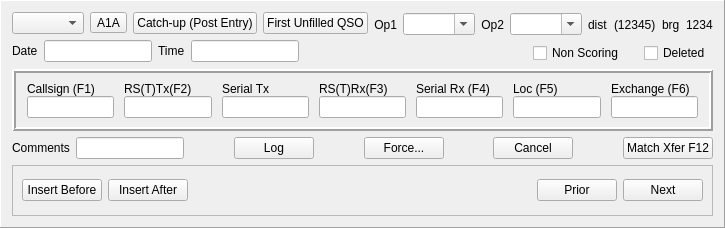
Qt form mqt/MqtLogger/qsologframe.ui (zsteva/backup-minos2) before a commit.
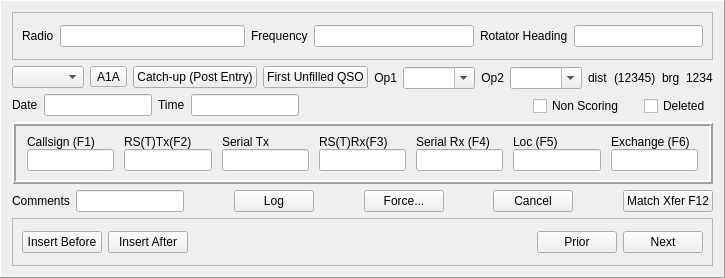
The same form after that commit.

Commit message: Preserve rig, frequency and rotator heading in the minos log

What changed in the file:
```diff
--- a/mqt/MqtLogger/qsologframe.ui
+++ b/mqt/MqtLogger/qsologframe.ui
@@ -7,7 +7,7 @@
     <x>0</x>
     <y>0</y>
     <width>690</width>
-    <height>228</height>
+    <height>278</height>
    </rect>
   </property>
   <property name="windowTitle">
@@ -23,6 +23,60 @@
    <number>1</number>
   </property>
   <layout class="QVBoxLayout" name="verticalLayout">
+   <item>
+    <widget class="QFrame" name="radioDetailsFrame">
+     <property name="frameShape">
+      <enum>QFrame::StyledPanel</enum>
+     </property>
+     <property name="frameShadow">
+      <enum>QFrame::Raised</enum>
+     </property>
+     <layout class="QHBoxLayout" name="horizontalLayout_13">
+      <item>
+       <layout class="QHBoxLayout" name="horizontalLayout_10">
+        <item>
+         <widget class="QLabel" name="label_5">
+          <property name="text">
+           <string>Radio</string>
+          </property>
+         </widget>
+        </item>
+        <item>
+         <widget class="QLineEdit" name="radioEdit"/>
+        </item>
+       </layout>
+      </item>
+      <item>
+       <layout class="QHBoxLayout" name="horizontalLayout_11">
+        <item>
+         <widget class="QLabel" name="label_6">
+          <property name="text">
+           <string>Frequency</string>
+          </property>
+         </widget>
+        </item>
+        <item>
+         <widget class="QLineEdit" name="frequencyEdit"/>
+        </item>
+       </layout>
+      </item>
+      <item>
+       <layout class="QHBoxLayout" name="horizontalLayout_12">
+        <item>
+         <widget class="QLabel" name="label_7">
+          <property name="text">
+           <string>Rotator Heading</string>
+          </property>
+         </widget>
+        </item>
+        <item>
+         <widget class="QLineEdit" name="rotatorHeadingEdit"/>
+        </item>
+       </layout>
+      </item>
+     </layout>
+    </widget>
+   </item>
    <item>
     <layout class="QHBoxLayout" name="horizontalLayout_6">
      <item>
```
The commit also changes 13 other files.
